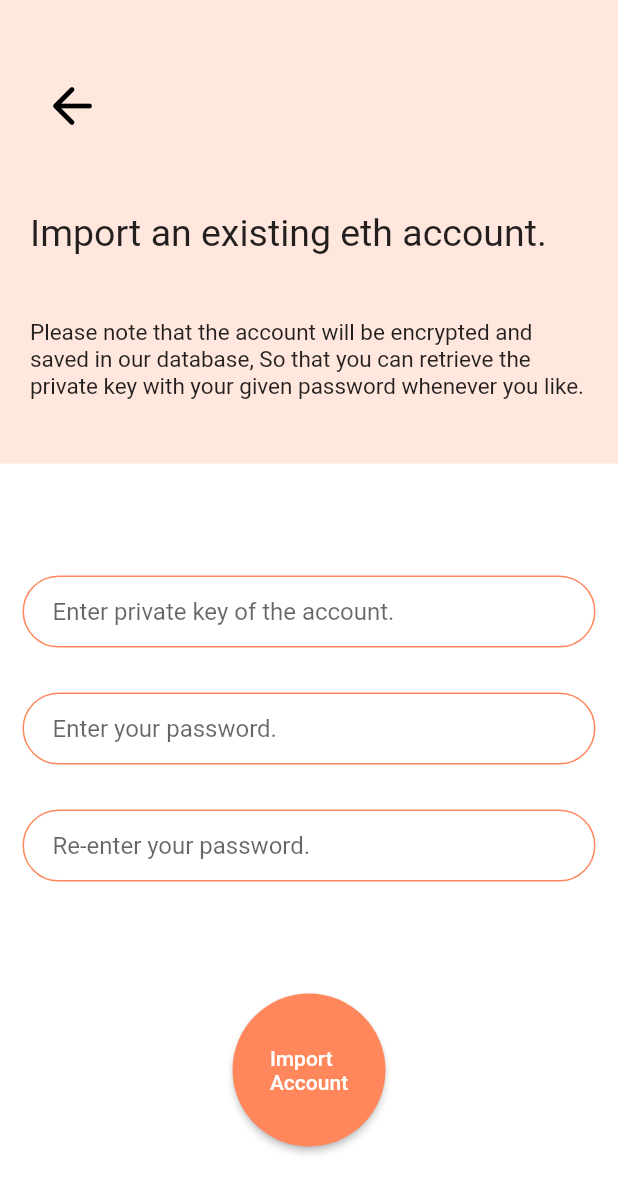
After one commit to Afridee/flutter_ether_wallet, a Flutter app: the ImportEthAccountScreen screen opened directly, on a phone screen of 412 x 824 dp. The commit adds this screen. Shown: the top 1193 px of the screen. Run offline on Flutter 3.47's test engine with Material 2 defaults, Android fonts, the phone set to English and light mode, and no system bars; drawn by our look-alikes of modal_progress_hud_nsn; our stand-ins replace cloud_firestore, firebase_auth, firebase_core, flutter_dotenv, get, google_fonts and 2 more; missing offline and left inert: flutter_facebook_auth, onesignal_flutter; accounts and stored records are empty.

Commit message:
a lot has changed....

```diff
--- a/lib/Screens/Home/TokenList.dart
+++ b/lib/Screens/Home/TokenList.dart
@@ -38,7 +38,7 @@ class TokenList extends StatelessWidget {
             trailing: Column(
               children: [
                 Text(
-                  wC.tokenList[index].balance, // set the price
+                  double.parse(wC.tokenList[index].balance).toStringAsFixed(3), // set the price
                   style: _textTheme.bodyText1!.copyWith(
                     fontWeight: FontWeight.bold,
                     fontSize: 20,
--- a/lib/Screens/Home/homePageTopPart.dart
+++ b/lib/Screens/Home/homePageTopPart.dart
@@ -1,4 +1,5 @@
 import 'package:ether_wallet_flutter_app/controllers/walletController.dart';
+import 'package:ether_wallet_flutter_app/functions/importAccount.dart';
 import '../../widgets/EthAccountBottomSheet.dart';
 import 'package:ether_wallet_flutter_app/utils/custom_shape_clipper.dart';
 import 'package:get/get.dart';
@@ -6,12 +7,13 @@ import 'package:flutter/cupertino.dart';
 import 'package:flutter/material.dart';
 
 class hmPageTopPart extends StatelessWidget {
-  const hmPageTopPart({
+  hmPageTopPart({
     Key? key,
     required TextTheme textTheme,
   }) : _textTheme = textTheme, super(key: key);
 
   final TextTheme _textTheme;
+  final WalletController walletController = Get.put(WalletController());
 
   @override
   Widget build(BuildContext context) {
@@ -104,6 +106,8 @@ class hmPageTopPart extends StatelessWidget {
                       children: [
                         IconButton(
                           onPressed: () async {
+
+
                           },
                           icon: Icon(CupertinoIcons.arrow_swap, size: 30),
                           color: Colors.white,
--- /dev/null
+++ b/lib/Screens/ImportEthAccount.dart
@@ -0,0 +1,189 @@
+import 'package:ether_wallet_flutter_app/controllers/walletController.dart';
+import 'package:ether_wallet_flutter_app/utils/constants.dart';
+import 'package:flutter/material.dart';
+import 'package:get/get.dart';
+import 'package:modal_progress_hud_nsn/modal_progress_hud_nsn.dart';
+
+class ImportEthAccountScreen extends StatefulWidget {
+  @override
+  _ImportEthAccountScreenState createState() => _ImportEthAccountScreenState();
+}
+
+class _ImportEthAccountScreenState extends State<ImportEthAccountScreen> {
+
+  TextEditingController privateKey = new TextEditingController();
+  TextEditingController password = new TextEditingController();
+  TextEditingController reEnteredpassword = new TextEditingController();
+  final WalletController walletController = Get.put(WalletController());
+
+  @override
+  Widget build(BuildContext context) {
+    return GetBuilder<WalletController>(builder: (wC){
+      return ModalProgressHUD(
+        inAsyncCall: wC.loading,
+        child: Scaffold(
+          resizeToAvoidBottomInset: false,
+          backgroundColor: Colors.white,
+          body: Container(
+            child: Column(
+              children: [
+                Expanded(
+                  flex: 3,
+                  child: Container(
+                    width: MediaQuery.of(context).size.width,
+                    color: kPrimaryColor.withOpacity(0.2),
+                    child: Padding(
+                      padding: const EdgeInsets.only(left: 20, right: 20),
+                      child: Column(
+                        crossAxisAlignment: CrossAxisAlignment.start,
+                        children: [
+                          Spacer(),
+                          IconButton(
+                              onPressed: () {
+                                Navigator.of(context).pop();
+                              },
+                              iconSize: 40,
+                              icon: Icon(Icons.arrow_back_rounded),
+                              color: Colors.black),
+                          Spacer(),
+                          Text(
+                            "Import an existing eth account.",
+                            style: TextStyle(fontSize: 25),
+                          ),
+                          Spacer(),
+                          Text(
+                            "Please note that the account will be encrypted and saved in our database, So that you can retrieve the private key with your given password whenever you like.",
+                            style: TextStyle(fontSize: 15),
+                          ),
+                          Spacer(),
+                        ],
+                      ),
+                    ),
+                  ),
+                ),
+                Expanded(
+                  flex: 5,
+                  child: Column(
+                    children: [
+                      Spacer(),
+                      Container(
+                        width: MediaQuery.of(context).size.width,
+                        child: Padding(
+                          padding: const EdgeInsets.all(15.0),
+                          child: TextField(
+                            controller: privateKey,
+                            decoration: InputDecoration(
+                              hintText: 'Enter private key of the account.',
+                              contentPadding: EdgeInsets.symmetric(
+                                  vertical: 10.0, horizontal: 20.0),
+                              border: OutlineInputBorder(
+                                borderRadius:
+                                BorderRadius.all(Radius.circular(32.0)),
+                              ),
+                              enabledBorder: OutlineInputBorder(
+                                borderSide:
+                                BorderSide(color: kPrimaryColor, width: 1.0),
+                                borderRadius:
+                                BorderRadius.all(Radius.circular(32.0)),
+                              ),
+                              focusedBorder: OutlineInputBorder(
+                                borderSide:
+                                BorderSide(color: kPrimaryColor, width: 2.0),
+                                borderRadius:
+                                BorderRadius.all(Radius.circular(32.0)),
+                              ),
+                            ),
+                          ),
+                        ),
+                      ),
+                      Container(
+                        width: MediaQuery.of(context).size.width,
+                        child: Padding(
+                          padding: const EdgeInsets.all(15.0),
+                          child: TextField(
+                             controller: password,
+                            decoration: InputDecoration(
+                              hintText: 'Enter your password.',
+                              contentPadding: EdgeInsets.symmetric(
+                                  vertical: 10.0, horizontal: 20.0),
+                              border: OutlineInputBorder(
+                                borderRadius:
+                                BorderRadius.all(Radius.circular(32.0)),
+                              ),
+                              enabledBorder: OutlineInputBorder(
+                                borderSide:
+                                BorderSide(color: kPrimaryColor, width: 1.0),
+                                borderRadius:
+                                BorderRadius.all(Radius.circular(32.0)),
+                              ),
+                              focusedBorder: OutlineInputBorder(
+                                borderSide:
+                                BorderSide(color: kPrimaryColor, width: 2.0),
+                                borderRadius:
+                                BorderRadius.all(Radius.circular(32.0)),
+                              ),
+                            ),
+                          ),
+                        ),
+                      ),
+                      Container(
+                        width: MediaQuery.of(context).size.width,
+                        child: Padding(
+                          padding: const EdgeInsets.all(15.0),
+                          child: TextField(
+                            controller: reEnteredpassword,
+                            decoration: InputDecoration(
+                              hintText: 'Re-enter your password.',
+                              contentPadding: EdgeInsets.symmetric(
+                                  vertical: 10.0, horizontal: 20.0),
+                              border: OutlineInputBorder(
+                                borderRadius:
+                                BorderRadius.all(Radius.circular(32.0)),
+                              ),
+                              enabledBorder: OutlineInputBorder(
+                                borderSide:
+                                BorderSide(color: kPrimaryColor, width: 1.0),
+                                borderRadius:
+                                BorderRadius.all(Radius.circular(32.0)),
+                              ),
+                              focusedBorder: OutlineInputBorder(
+                                borderSide:
+                                BorderSide(color: kPrimaryColor, width: 2.0),
+                                borderRadius:
+                                BorderRadius.all(Radius.circular(32.0)),
+                              ),
+                            ),
+                          ),
+                        ),
+                      ),
+                      Spacer(),
+                      ElevatedButton(
+                        child: Text('Import\nAccount'),
+                        style: ElevatedButton.styleFrom(
+                          padding: EdgeInsets.all(35),
+                          primary: kPrimaryColor,
+                          onPrimary: Colors.white,
+                          onSurface: Colors.grey,
+                          shape: const CircleBorder(),
+                        ),
+                        onPressed: () {
+                          // print("Private Key : " + privateKey.text);
+                          // print("password : " + password.text);
+                          // print("reEnteredpassword : " + reEnteredpassword.text);
+                          if(password.text.isNotEmpty && password.text==reEnteredpassword.text && privateKey.text.length==64){
+                            walletController.importAEthAccount(password: password.text, context: context, privateKey: privateKey.text);
+                          }
+                        },
+                      ),
+                      Spacer(),
+                    ],
+                  ),
+                ),
+              ],
+            ),
+          ),
+        ),
+      );
+    });
+  }
+}
--- /dev/null
+++ b/lib/functions/importAccount.dart
@@ -0,0 +1,20 @@
+import 'dart:convert';
+import 'package:flutter_dotenv/flutter_dotenv.dart';
+import 'package:http/http.dart' as http;
+
+Future<Map<String, dynamic>> importEthAccountAPI(
+    {required String password, required String privateKey}) async {
+  final String baseUrl = dotenv.env['BASE_URL'].toString();
+  var url = Uri.parse(baseUrl + '/accounts/importEncryptedAccount');
+
+  var response = await http.post(url,
+      headers: {"Content-Type": "application/json"},
+      body: jsonEncode({"password": password, "privateKey" : privateKey}));
+
+  if (response.statusCode == 200) {
+    Map<String, dynamic> account = jsonDecode(response.body);
+    return account;
+  } else {
+    return {"error": response.body};
+  }
+}
--- a/pubspec.yaml
+++ b/pubspec.yaml
@@ -28,7 +28,7 @@ dependencies:
   # The following adds the Cupertino Icons font to your application.
   # Use with the CupertinoIcons class for iOS style icons.
   cupertino_icons: ^1.0.2
-  modal_progress_hud: ^0.1.3
+  modal_progress_hud_nsn: ^0.1.0-nullsafety-1
   firebase_core: ^1.5.0
   cloud_firestore: ^2.5.0
   flutter_facebook_auth: ^3.5.0+1
```
Also changed, not shown: lib/Screens/CreateEthAccount.dart (added, +158 -0 lines), lib/Screens/Home/HomePage.dart (+13 -1 lines), lib/controllers/walletController.dart (+93 -6 lines), lib/widgets/EthAccountBottomSheet.dart (+65 -6 lines), lib/widgets/ethAccountCreatedDialogue.dart (added, +46 -0 lines), pubspec.lock.
